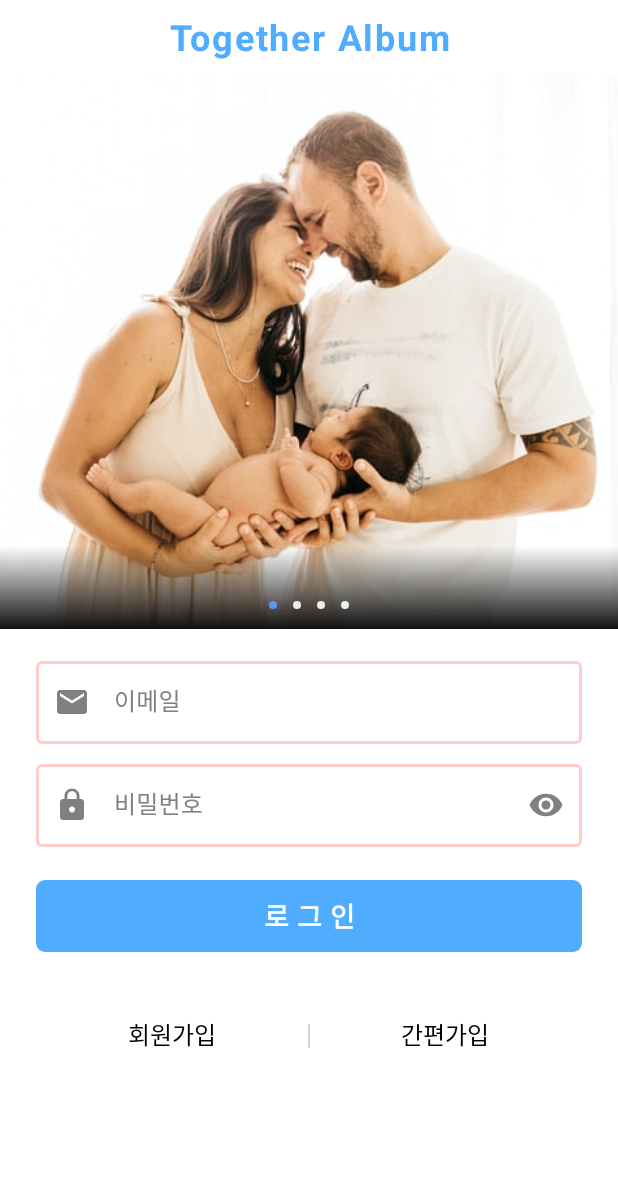
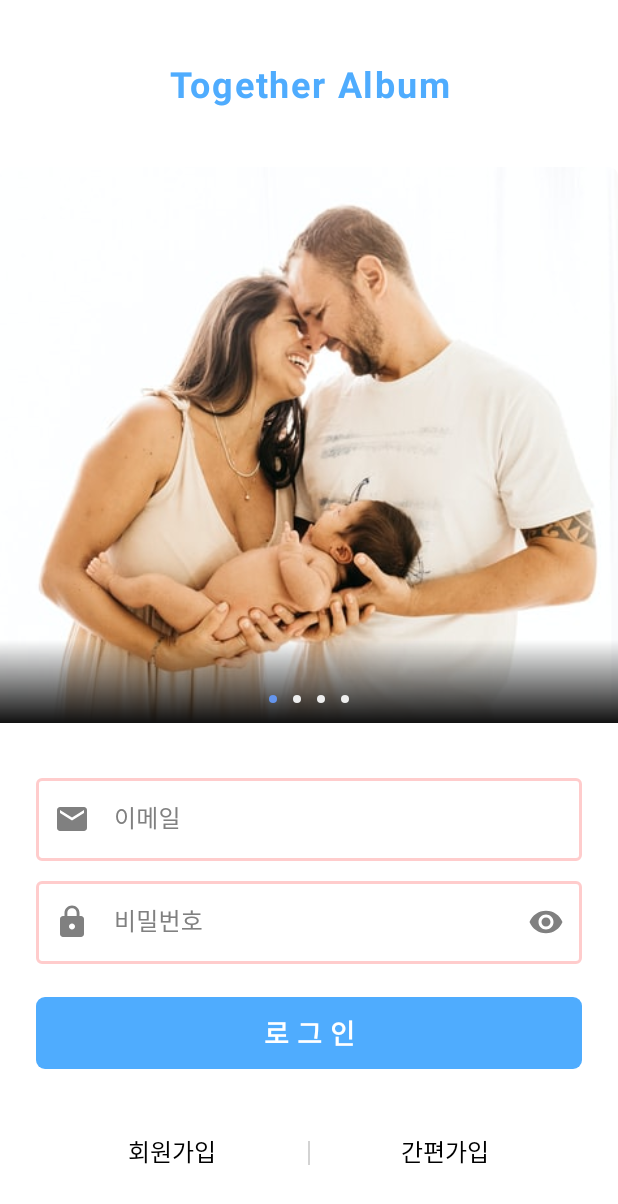
Before and after one commit to J-comet/album, an Android app: the screen it shows after launch (LoginActivity), on a phone screen of 412 x 824 dp. Shown: the top 1204 px of the screen. Run offline under Robolectric (Android 15) with nearby library versions, the phone set to English and light mode, and no system bars; our stand-ins replace Firebase (no records; nobody signed in at launch, a user with empty details on screens opened directly), data binding; pictures from the network do not load; 1 statement that could not run was skipped.

Commit message:
MainActivity 이미지등록 버튼 누를 때 앨범등록자만 이미지 등록 가능하도록 수정 로그인화면 폼레이아웃 센터로 조정

```diff
--- a/app/src/main/res/layout/activity_login.xml
+++ b/app/src/main/res/layout/activity_login.xml
@@ -7,14 +7,14 @@
         android:layout_width="match_parent"
         android:layout_height="match_parent">
 
-        <ScrollView
-            android:id="@+id/scrollView2"
-            android:layout_width="match_parent"
-            android:layout_height="match_parent">
+<!--        <ScrollView-->
+<!--            android:id="@+id/scrollView2"-->
+<!--            android:layout_width="match_parent"-->
+<!--            android:layout_height="match_parent">-->
 
             <androidx.constraintlayout.widget.ConstraintLayout
                 android:layout_width="match_parent"
-                android:layout_height="wrap_content"
+                android:layout_height="match_parent"
                 tools:context=".view.user.LoginActivity">
 
                 <androidx.viewpager2.widget.ViewPager2
@@ -22,6 +22,7 @@
                     android:layout_width="match_parent"
                     android:layout_height="0dp"
                     android:layout_marginTop="8dp"
+                    app:layout_constraintBottom_toTopOf="@+id/clayout_login_form"
                     app:layout_constraintDimensionRatio="1:0.9"
                     app:layout_constraintEnd_toEndOf="parent"
                     app:layout_constraintStart_toStartOf="parent"
@@ -56,9 +57,17 @@
                     android:textColor="@color/color_4facfe"
                     android:textSize="24dp"
                     android:textStyle="bold"
+                    app:layout_constraintBottom_toTopOf="@+id/slide_view_pager"
                     app:layout_constraintEnd_toEndOf="parent"
                     app:layout_constraintStart_toStartOf="parent"
                     app:layout_constraintTop_toTopOf="parent" />
+
+                <androidx.constraintlayout.widget.ConstraintLayout
+                    android:id="@+id/clayout_login_form"
+                    android:layout_width="match_parent"
+                    android:layout_height="wrap_content"
+                    app:layout_constraintBottom_toBottomOf="parent"
+                    app:layout_constraintTop_toBottomOf="@+id/slide_view_pager">
 
                     <com.google.android.material.textfield.TextInputLayout
                         android:id="@+id/til_email"
@@ -66,12 +75,11 @@
                         android:layout_width="0dp"
                         android:layout_height="wrap_content"
                         android:layout_marginLeft="24dp"
-                    android:layout_marginTop="16dp"
                         android:layout_marginRight="24dp"
                         android:hint="@string/str_common_05"
                         app:layout_constraintLeft_toLeftOf="parent"
                         app:layout_constraintRight_toRightOf="parent"
-                    app:layout_constraintTop_toBottomOf="@+id/slide_view_pager"
+                        app:layout_constraintTop_toTopOf="parent"
                         app:startIconDrawable="@drawable/ic_email">
 
                         <EditText
@@ -166,7 +174,9 @@
                         app:layout_constraintTop_toBottomOf="@+id/btn_login" />
 
                 </androidx.constraintlayout.widget.ConstraintLayout>
-        </ScrollView>
+
+            </androidx.constraintlayout.widget.ConstraintLayout>
+<!--        </ScrollView>-->
 
         <include
             android:id="@+id/loading_view"
```
Lines whose indentation alone changed are shown as unchanged.
